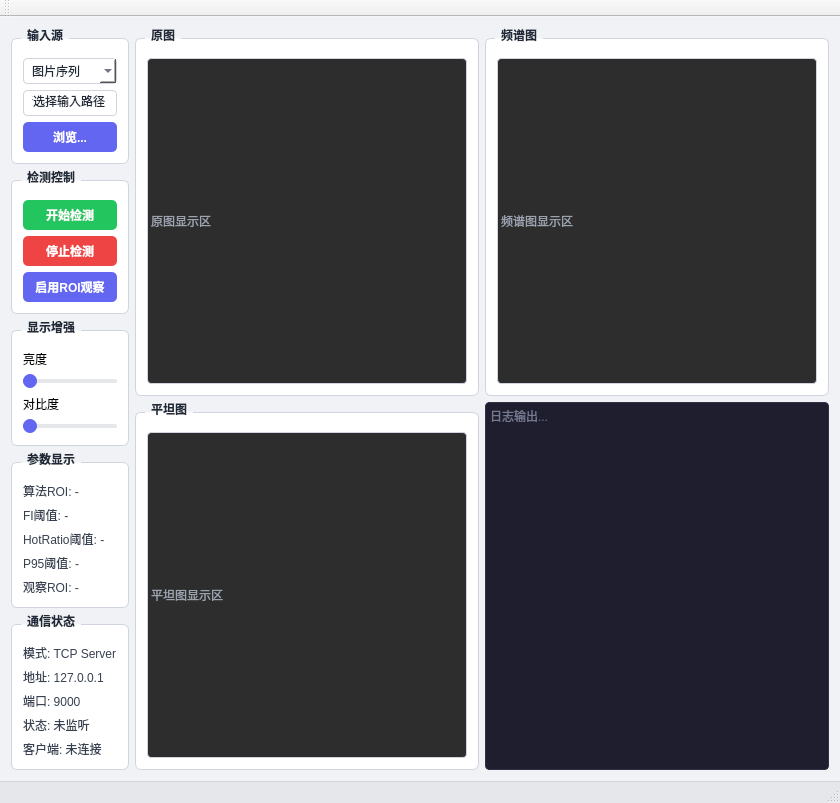
The window that WaferMaster/ui/WaferMaster.ui (recklevs/WaferMaster) describes before a commit, drawn with Qt 5.
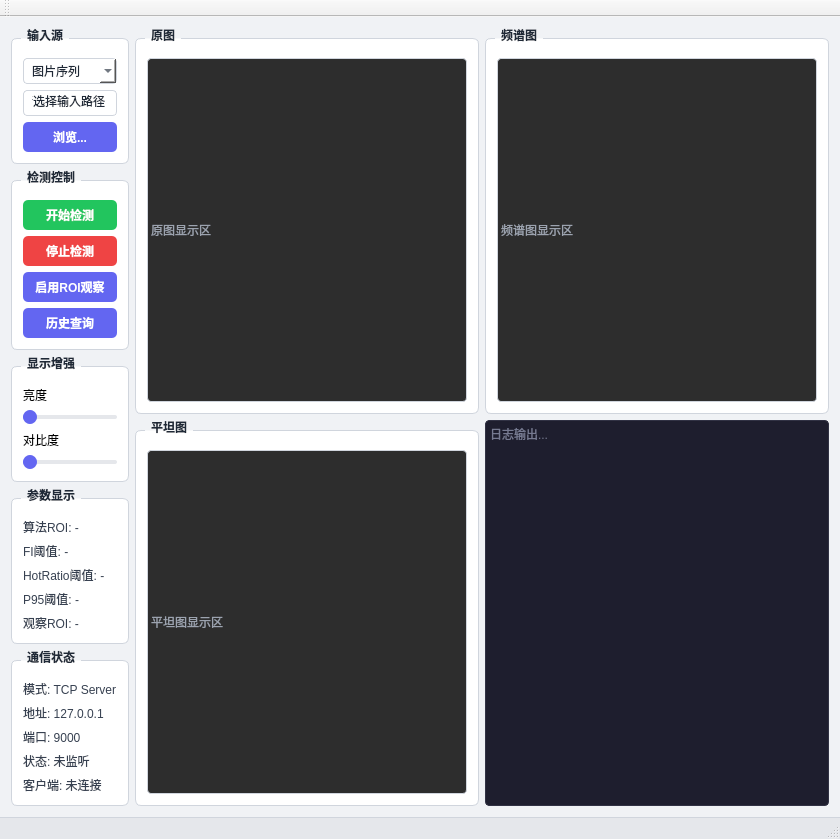
The same window after the commit.

Commit message: 新增历史查询按钮，支持按检测等级查询 SQLite 记录

```diff
--- a/WaferMaster/ui/WaferMaster.ui
+++ b/WaferMaster/ui/WaferMaster.ui
@@ -109,17 +109,20 @@
     background-color: #fca5a5;
 }
 
-/* --- 浏览 / 观察ROI：蓝灰 --- */
+/* --- 浏览 / 观察ROI/历史查询：蓝灰 --- */
 QPushButton#btnBrowse,
-QPushButton#btnObserveRoi {
+QPushButton#btnObserveRoi,
+QPushButton#btnQueryHistory {
     background-color: #6366f1;
 }
 QPushButton#btnBrowse:hover,
-QPushButton#btnObserveRoi:hover {
+QPushButton#btnObserveRoi:hover,
+QPushButton#btnQueryHistory:hover {
     background-color: #4f46e5;
 }
 QPushButton#btnBrowse:pressed,
-QPushButton#btnObserveRoi:pressed {
+QPushButton#btnObserveRoi:pressed,
+QPushButton#btnQueryHistory:pressed {
     background-color: #4338ca;
 }
 
@@ -243,6 +246,13 @@
              </property>
             </widget>
            </item>
+            <item>
+             <widget class="QPushButton" name="btnQueryHistory">
+              <property name="text">
+               <string>历史查询</string>
+              </property>
+             </widget>
+            </item>
           </layout>
          </widget>
         </item>
```
Lines whose indentation alone changed are shown as unchanged. The commit also changes 3 other files.
